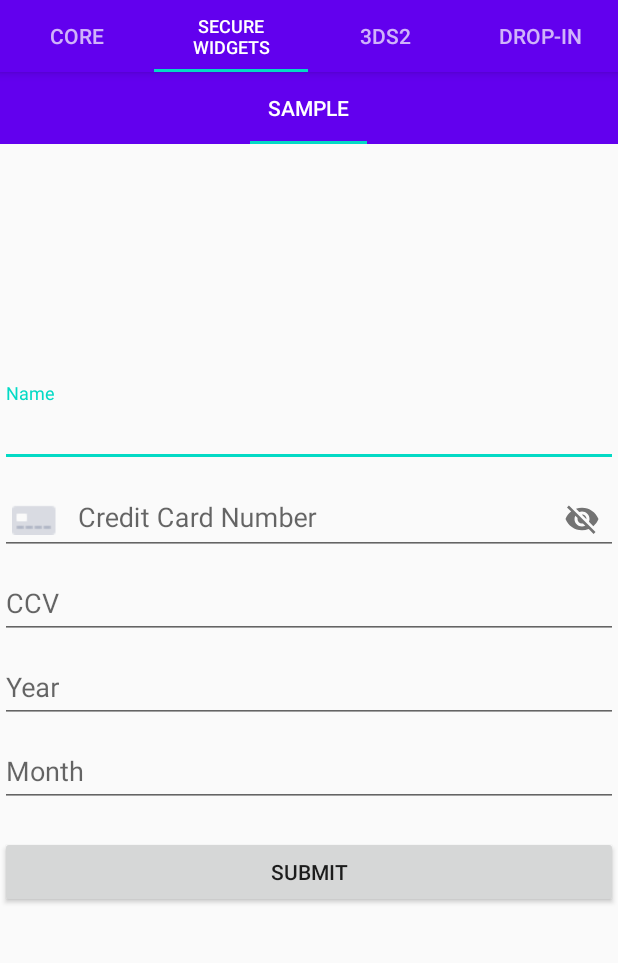
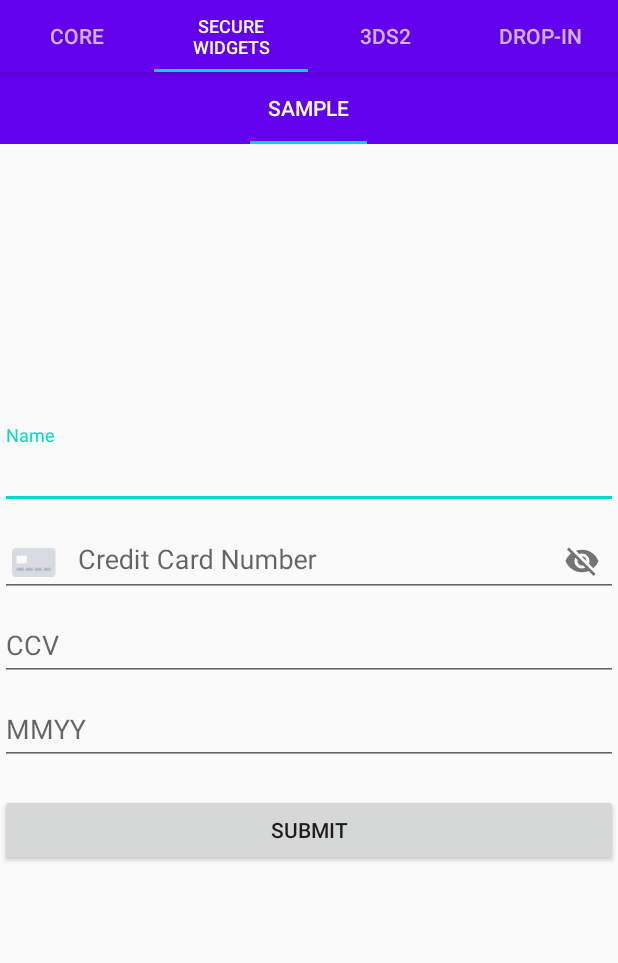
Before and after one commit to spreedly/mobile-sdk-android, an Android app: the screen it shows after launch (MainActivity), tab 2 chosen, on a phone screen of 412 x 824 dp, the part 89-1052 px from its top. Run offline under Robolectric (Android 15) with nearby library versions, the phone set to English and light mode, and no system bars; our stand-ins replace RxJava.

Commit message:
Formatted expiration date

```diff
--- a/sdk_sample/src/main/res/layout/secure_form_credit_card_fragment.xml
+++ b/sdk_sample/src/main/res/layout/secure_form_credit_card_fragment.xml
@@ -29,31 +29,10 @@
         android:layout_width="match_parent"
         android:layout_height="wrap_content" />
 
-    <com.google.android.material.textfield.TextInputLayout
-        android:id="@id/spreedly_cc_year"
+    <com.spreedly.securewidgets.SecureExpirationDate
+        android:id="@id/spreedly_cc_expiration_date"
         android:layout_width="match_parent"
-        android:layout_height="wrap_content">
-
-        <EditText
-            android:layout_width="match_parent"
-            android:layout_height="wrap_content"
-            android:autofillHints="creditCardYear"
-            android:hint="@string/year_hint"
-            android:inputType="number" />
-    </com.google.android.material.textfield.TextInputLayout>
-
-    <com.google.android.material.textfield.TextInputLayout
-        android:id="@id/spreedly_cc_month"
-        android:layout_width="match_parent"
-        android:layout_height="wrap_content">
-
-        <EditText
-            android:layout_width="match_parent"
-            android:layout_height="wrap_content"
-            android:autofillHints="creditCardMonth"
-            android:hint="@string/month_hint"
-            android:inputType="number" />
-    </com.google.android.material.textfield.TextInputLayout>
+        android:layout_height="wrap_content"></com.spreedly.securewidgets.SecureExpirationDate>
 
     <TextView
         android:id="@+id/token"
--- a/securewidgets/src/main/java/com/spreedly/securewidgets/SecureExpirationDate.java
+++ b/securewidgets/src/main/java/com/spreedly/securewidgets/SecureExpirationDate.java
@@ -1,4 +1,77 @@
 package com.spreedly.securewidgets;
 
-public class SecureExpirationDate {
+import android.content.Context;
+import android.content.res.TypedArray;
+import android.text.Editable;
+import android.text.InputType;
+import android.text.TextWatcher;
+import android.util.AttributeSet;
+
+import androidx.annotation.NonNull;
+import androidx.annotation.Nullable;
+
+import com.google.android.material.textfield.TextInputEditText;
+import com.google.android.material.textfield.TextInputLayout;
+
+public class SecureExpirationDate extends TextInputLayout {
+    TextInputEditText editText;
+    TypedArray styledAttributes;
+    int format;
+
+    public SecureExpirationDate(@NonNull Context context, @Nullable AttributeSet attrs) {
+        super(context, attrs);
+        styledAttributes = context.obtainStyledAttributes(attrs, R.styleable.SecureExpirationDate);
+        init();
+    }
+
+    private void init() {
+        editText = new TextInputEditText(this.getContext());
+        editText.setInputType(InputType.TYPE_CLASS_DATETIME);
+        this.addView(editText);
+        editText.addTextChangedListener(new ExpirationDateTextWatcher());
+
+        format = styledAttributes.getInteger(R.styleable.SecureExpirationDate_dateFormat, 0);
+        switch (format) {
+            case 0:
+                this.setHint("MMYY");
+                break;
+            case 1:
+                this.setHint("YYMM");
+                break;
+            case 2:
+                this.setHint("MMYYYY");
+            default:
+                this.setHint("MMYY");
+        }
+    }
+
+
+    private class ExpirationDateTextWatcher implements TextWatcher {
+
+        @Override
+        public void beforeTextChanged(CharSequence s, int start, int count, int after) {
+
+        }
+
+        @Override
+        public void onTextChanged(CharSequence s, int start, int before, int count) {
+
+        }
+
+        @Override
+        public void afterTextChanged(Editable s) {
+            int length = s.length();
+            if (s.length() > 2) {
+                if (s.charAt(2) != '/') {
+                    s = s.insert(2, "/");
+                    length = s.length();
+                }
+                if (format == 2 && s.length() > 7) {
+                    s = s.delete(7, s.length());
+                } else if ((format == 0 || format == 1) && s.length() > 5) {
+                    s = s.delete(5, s.length());
+                }
+            }
+        }
+    }
 }
```
Also changed, not shown: securewidgets/src/main/res/values/attrs_secure_expiration_date.xml (added, +10 -0 lines).
